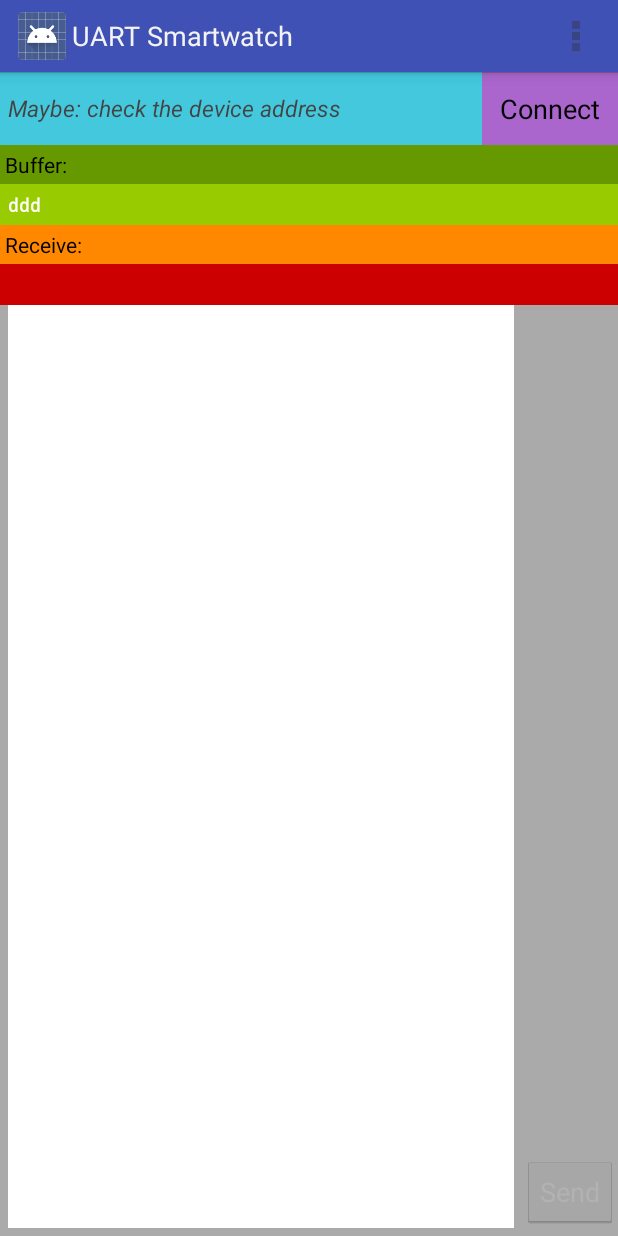
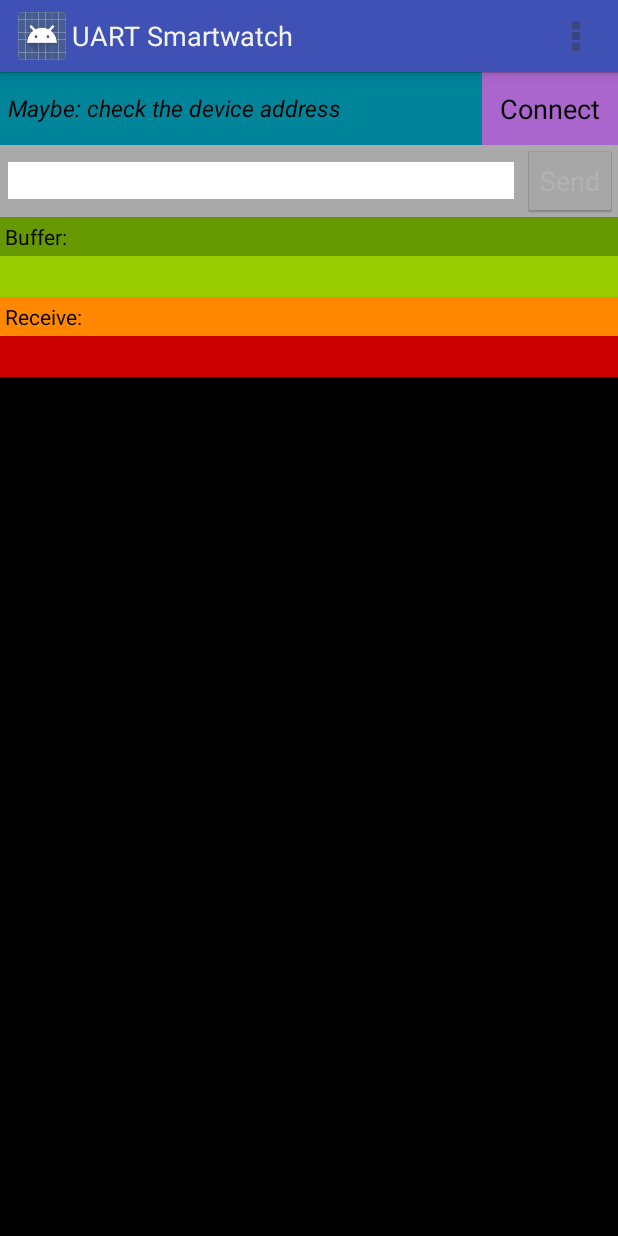
Before and after one commit to no-go/UART-Smartwatch, an Android app: the screen it shows after launch (MainActivity), on a phone screen of 412 x 824 dp. Run offline under Robolectric (Android 15) with nearby library versions, the light colour scheme and no system bars; 2 statements that could not run were skipped.

Commit message:
better design of the app

```diff
--- a/UART-Smartwatch_App/app/src/main/java/click/dummer/UartSmartwatch/MainActivity.java
+++ b/UART-Smartwatch_App/app/src/main/java/click/dummer/UartSmartwatch/MainActivity.java
@@ -304,7 +304,8 @@ public class MainActivity extends Activity {
                     public void run() {
                         try {
                             String text = new String(txValue, "UTF-8");
-                            ((TextView) findViewById(R.id.receiveText)).setText(text);
+                            TextView tv = (TextView) findViewById(R.id.receiveText);
+                            tv.setText(text + tv.getText());
                             String timeRequest = mPreferences.getString("timeRequest", "~");
                             if (txValue[0] == timeRequest.charAt(0)) {
                                 mHandler.sendEmptyMessage(WATCH_REQUEST);
--- a/UART-Smartwatch_App/app/src/main/res/layout/main.xml
+++ b/UART-Smartwatch_App/app/src/main/res/layout/main.xml
@@ -3,23 +3,13 @@
     xmlns:tools="http://schemas.android.com/tools"
     android:layout_width="fill_parent"
     android:layout_height="fill_parent"
-    android:orientation="vertical" >
+    android:orientation="vertical"
+    android:weightSum="1"
+    android:background="@android:color/black">
 
     <RelativeLayout
         android:layout_width="match_parent"
-        android:layout_height="96dp"
-        android:layout_weight="0.20"
-        android:background="@android:color/darker_gray">
-
-        <Button
-            android:id="@+id/btn_select"
-            android:layout_width="wrap_content"
-            android:layout_height="wrap_content"
-            android:padding="12dp"
-            android:text="@string/connect"
-            android:layout_alignParentTop="true"
-            android:layout_alignParentEnd="true"
-            android:background="@android:color/holo_purple" />
+        android:layout_height="wrap_content">
 
         <TextView
             android:id="@+id/rssival"
@@ -39,33 +29,30 @@
             android:background="@android:color/holo_blue_bright"
             android:layout_toStartOf="@+id/btn_select" />
 
-        <TextView
-            android:id="@+id/bufferTitle"
+        <Button
+            android:id="@+id/btn_select"
+            android:layout_width="wrap_content"
+            android:layout_height="wrap_content"
+            android:padding="12dp"
+            android:text="@string/connect"
+            android:layout_alignParentTop="true"
+            android:layout_alignParentEnd="true"
+            android:background="@android:color/holo_purple" />
+    </RelativeLayout>
+
+    <RelativeLayout
         android:layout_width="match_parent"
         android:layout_height="wrap_content"
-            android:fastScrollAlwaysVisible="false"
-            android:layout_alignParentStart="true"
-            android:text="Buffer:"
-            android:textAppearance="?android:attr/textAppearanceSmall"
-            android:padding="3dp"
-            android:background="@android:color/holo_green_dark"
-            android:layout_below="@+id/btn_select"
-            android:textColor="@android:color/black" />
+        android:background="@android:color/darker_gray">
 
-        <TextView
-        android:id="@+id/listMessage"
-        android:layout_width="match_parent"
+        <Button
+            android:id="@+id/sendButton"
+            android:layout_width="wrap_content"
             android:layout_height="wrap_content"
-        android:fastScrollAlwaysVisible="false"
-        android:layout_alignParentStart="true"
-        android:text="ddd"
-        android:typeface="monospace"
-        android:textStyle="bold"
-            android:textColor="@android:color/white"
-        android:layout_below="@+id/bufferTitle"
-            android:padding="5dp"
-            android:background="@android:color/holo_green_light"
-            android:textSize="12dp" />
+            android:enabled="false"
+            android:text="@string/send"
+            android:layout_alignParentTop="true"
+            android:layout_alignParentEnd="true" />
 
         <EditText
             android:id="@+id/sendText"
@@ -75,50 +62,74 @@
             android:enabled="false"
             android:fontFamily="1"
             android:shadowRadius="1"
-            android:layout_alignParentBottom="true"
-            android:layout_alignParentStart="true"
-            android:layout_toStartOf="@+id/sendButton"
-            android:gravity="bottom"
             android:layout_marginLeft="5dp"
             android:layout_marginRight="5dp"
-            android:layout_marginBottom="5dp"
-            android:layout_below="@+id/receiveText"
-            android:background="@android:color/white" />
+            android:background="@android:color/white"
+            android:layout_alignBaseline="@+id/sendButton"
+            android:layout_alignBottom="@+id/sendButton"
+            android:layout_alignParentStart="true"
+            android:layout_toStartOf="@+id/sendButton" />
 
-        <Button
-            android:id="@+id/sendButton"
-            android:layout_width="wrap_content"
+    </RelativeLayout>
+
+    <ScrollView
+        android:id="@+id/scroll"
+        android:layout_width="match_parent"
+        android:layout_below="@+id/rssival"
+        android:layout_alignEnd="@+id/btn_select"
+        android:layout_height="wrap_content">
+
+        <LinearLayout
+            android:layout_width="match_parent"
             android:layout_height="wrap_content"
-            android:enabled="false"
-            android:text="@string/send"
-            android:layout_alignBottom="@+id/sendText"
-            android:layout_alignParentEnd="true" />
+            android:orientation="vertical" >
 
             <TextView
-            android:layout_width="wrap_content"
+                android:id="@+id/bufferTitle"
+                android:layout_width="match_parent"
                 android:layout_height="wrap_content"
-            android:layout_below="@+id/listMessage"
+                android:fastScrollAlwaysVisible="false"
+                android:text="Buffer:"
+                android:textAppearance="?android:attr/textAppearanceSmall"
+                android:padding="3dp"
+                android:background="@android:color/holo_green_dark"
+                android:textColor="@android:color/black" />
+
+            <TextView
+                android:id="@+id/listMessage"
+                android:layout_width="match_parent"
+                android:layout_height="wrap_content"
+                android:fastScrollAlwaysVisible="false"
+                android:typeface="monospace"
+                android:textStyle="bold"
+                android:textColor="@android:color/white"
+                android:padding="5dp"
+                android:background="@android:color/holo_green_light"
+                android:textSize="12dp"
+                tools:text="kdsjfgjkdhf dflkgjsdlk dlfkjgsdkf dflkgsdjflk kdfjkldfjglksdj dölfk ölflkjdlkj kfjlkdj kljdflkjdfkdsjfgjkdhf dflkgjsdlk dlfkjgsdkf dflkgsdjflk kdfjkldfjglksdj dölfk ölflkjdlkj kfjlkdj kljdflkjdf kdsjfgjkdhf dflkgjsdlk dlfkjgsdkf dflkgsdjflk kdfjkldfjglksdj dölfk ölflkjdlkj kfjlkdj kljdflkjdf kdsjfgjkdhf dflkgjsdlk dlfkjgsdkf dflkgsdjflk kdfjkldfjglksdj dölfk ölflkjdlkj kfjlkdj kljdflkjdf kdsjfgjkdhf dflkgjsdlk dlfkjgsdkf dflkgsdjflk kdfjkldfjglksdj dölfk ölflkjdlkj kfjlkdj kljdflkjdf" />
+
+            <TextView
+                android:layout_width="match_parent"
+                android:layout_height="wrap_content"
                 android:id="@+id/receiveTitle"
-            android:layout_alignParentEnd="true"
-            android:layout_alignParentStart="true"
                 android:background="@android:color/holo_orange_dark"
                 android:textColor="@android:color/black"
                 android:text="Receive:"
                 android:padding="3dp" />
 
             <TextView
-            android:layout_width="wrap_content"
+                android:layout_width="match_parent"
                 android:layout_height="wrap_content"
-            android:layout_below="@+id/receiveTitle"
                 android:id="@+id/receiveText"
-            android:layout_alignParentEnd="true"
-            android:layout_alignParentStart="true"
                 android:background="@android:color/holo_red_dark"
                 android:textStyle="bold"
                 android:textColor="@android:color/white"
                 android:typeface="monospace"
                 android:padding="5dp"
-            android:textSize="12dp" />
-    </RelativeLayout>
+                android:textSize="12dp"
+                tools:text="kdsjfgjkdhf dflkgjsdlk dlfkjgsdkf dflkgsdjflk kdfjkldfjglksdj dölfk ölflkjdlkj kfjlkdj kljdflkjdfkdsjfgjkdhf dflkgjsdlk dlfkjgsdkf dflkgsdjflk kdfjkldfjglksdj dölfk ölflkjdlkj kfjlkdj kljdflkjdfkdsjfgjkdhf dflkgjsdlk dlfkjgsdkf dflkgsdjflk kdfjkldfjglksdj dölfk ölflkjdlkj kfjlkdj kljdflkjdfkdsjfgjkdhf dflkgjsdlk dlfkjgsdkf dflkgsdjflk kdfjkldfjglksdj dölfk ölflkjdlkj kfjlkdj kljdflkjdfkdsjfgjkdhf dflkgjsdlk dlfkjgsdkf dflkgsdjflk kdfjkldfjglksdj dölfk ölflkjdlkj kfjlkdj kljdflkjdfkdsjfgjkdhf dflkgjsdlk dlfkjgsdkf dflkgsdjflk kdfjkldfjglksdj dölfk" />
 
         </LinearLayout>
+    </ScrollView>
+
+</LinearLayout>
```
Also changed, not shown: 1 other file. Lines whose indentation alone changed are shown as unchanged.
